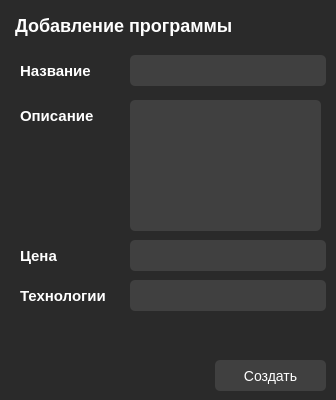
Before: the Qt Designer form add_app/add_app.ui in b0shka/selling_apps, drawn with Qt 5.
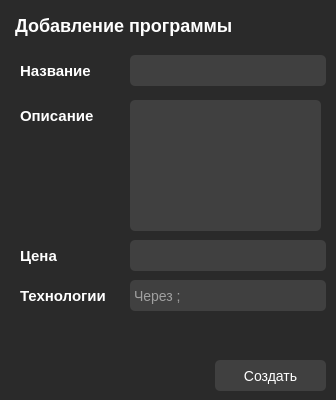
After: the same form once the commit is applied.

```diff
--- a/add_app/add_app.ui
+++ b/add_app/add_app.ui
@@ -237,6 +237,9 @@
 background-color: #404040;
 border-radius: 5px;</string>
    </property>
+   <property name="placeholderText">
+    <string>Через ;</string>
+   </property>
   </widget>
  </widget>
  <resources/>
```
Left out of the diff: 17 changed lines with no effect on the pictures.
